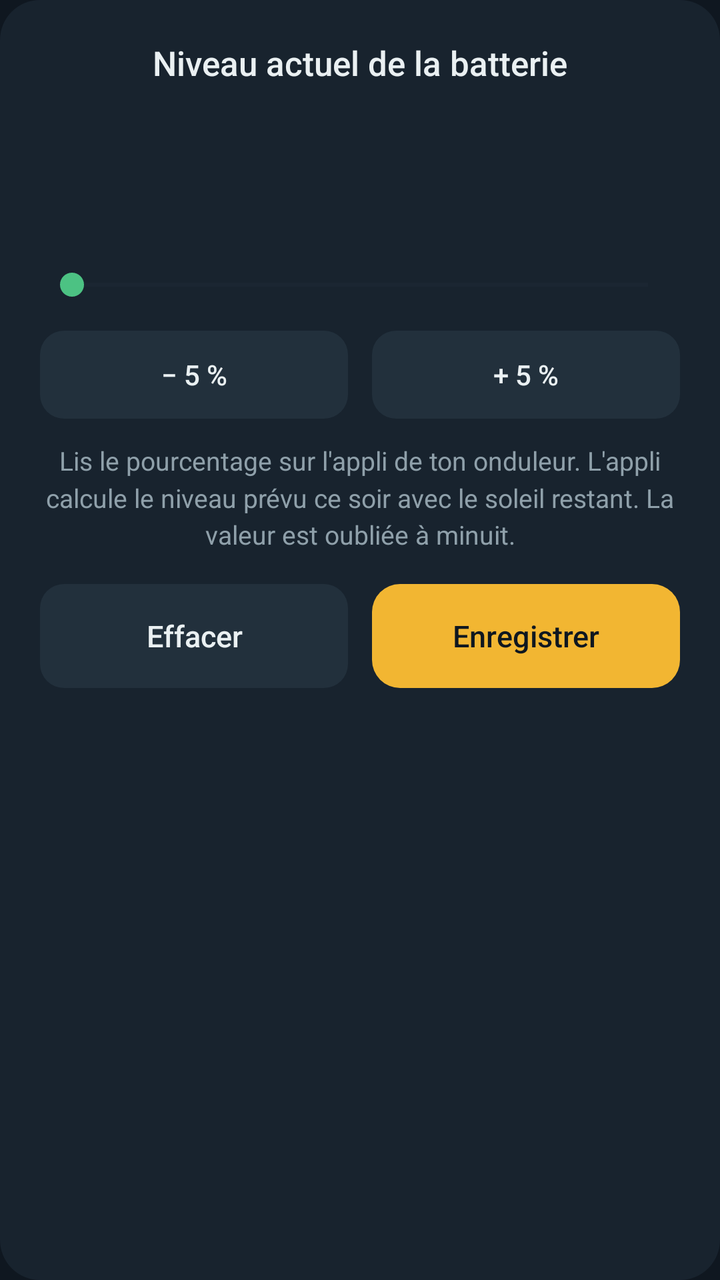
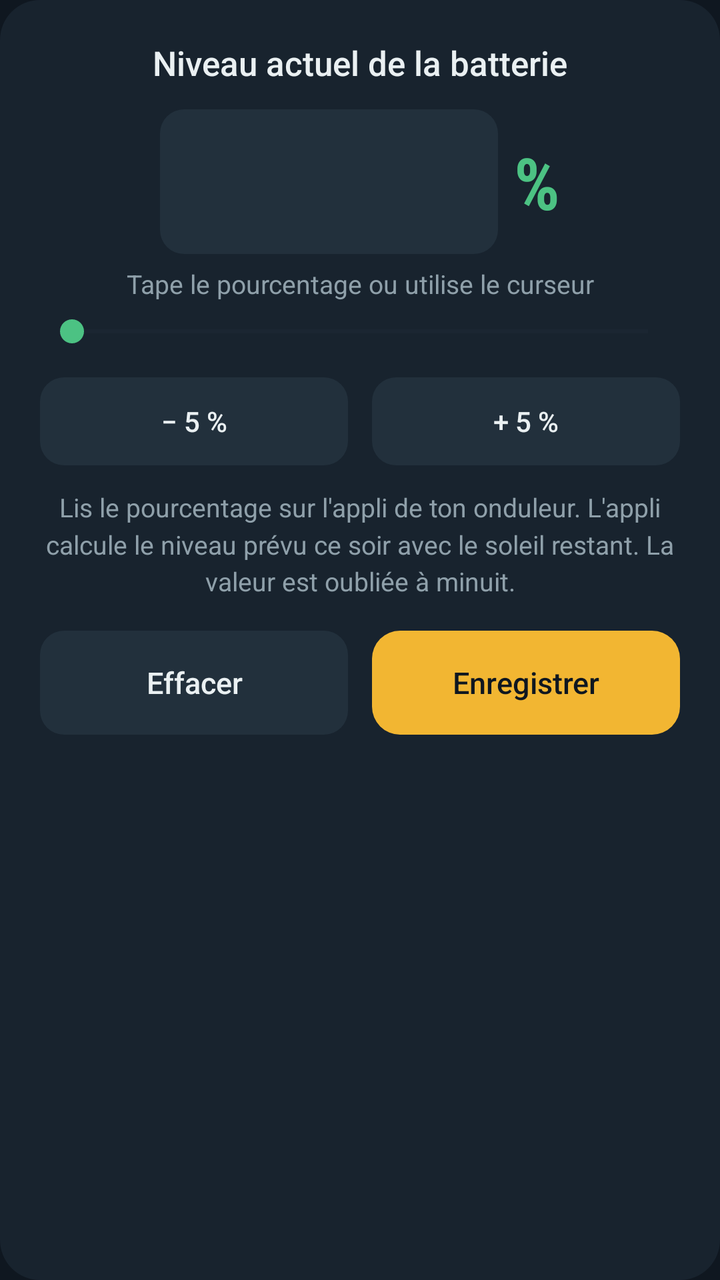

An Android layout rendered at two revisions. The XML below is the earlier revision; the diff shows what the commit changed to produce the second picture.
<!-- AndroidManifest.xml: application theme AppTheme -->
<!-- res/layout/dialog_level.xml -->
<?xml version="1.0" encoding="utf-8"?>
<LinearLayout xmlns:android="http://schemas.android.com/apk/res/android"
    android:layout_width="match_parent"
    android:layout_height="wrap_content"
    android:background="@drawable/card_bg"
    android:gravity="center_horizontal"
    android:orientation="vertical"
    android:padding="20dp">

    <TextView
        style="@style/CardTitle"
        android:text="Niveau actuel de la batterie" />

    <TextView
        android:id="@+id/lValue"
        android:layout_width="wrap_content"
        android:layout_height="wrap_content"
        android:layout_marginTop="10dp"
        android:fontFamily="sans-serif-condensed"
        android:textColor="@color/batt"
        android:textSize="56sp"
        android:textStyle="bold" />

    <SeekBar
        android:id="@+id/lSeek"
        android:layout_width="match_parent"
        android:layout_height="wrap_content"
        android:layout_marginTop="6dp"
        android:max="100"
        android:progressBackgroundTint="@color/card2"
        android:progressTint="@color/batt"
        android:thumbTint="@color/batt" />

    <LinearLayout
        android:layout_width="match_parent"
        android:layout_height="wrap_content"
        android:layout_marginTop="14dp"
        android:orientation="horizontal">

        <Button
            android:id="@+id/lMinus"
            android:layout_width="0dp"
            android:layout_height="44dp"
            android:layout_marginEnd="6dp"
            android:layout_weight="1"
            android:background="@drawable/input_bg"
            android:stateListAnimator="@null"
            android:text="− 5 %"
            android:textAllCaps="false"
            android:textColor="@color/fg" />

        <Button
            android:id="@+id/lPlus"
            android:layout_width="0dp"
            android:layout_height="44dp"
            android:layout_marginStart="6dp"
            android:layout_weight="1"
            android:background="@drawable/input_bg"
            android:stateListAnimator="@null"
            android:text="+ 5 %"
            android:textAllCaps="false"
            android:textColor="@color/fg" />
    </LinearLayout>

    <TextView
        style="@style/Body"
        android:layout_marginTop="12dp"
        android:gravity="center"
        android:text="Lis le pourcentage sur l'appli de ton onduleur. L'appli calcule le niveau prévu ce soir avec le soleil restant. La valeur est oubliée à minuit." />

    <LinearLayout
        android:layout_width="match_parent"
        android:layout_height="wrap_content"
        android:layout_marginTop="16dp"
        android:orientation="horizontal">

        <Button
            android:id="@+id/lClear"
            android:layout_width="0dp"
            android:layout_height="52dp"
            android:layout_marginEnd="6dp"
            android:layout_weight="1"
            android:background="@drawable/input_bg"
            android:stateListAnimator="@null"
            android:text="Effacer"
            android:textAllCaps="false"
            android:textColor="@color/fg"
            android:textSize="15sp" />

        <Button
            android:id="@+id/lSave"
            style="@style/PrimaryButton"
            android:layout_width="0dp"
            android:layout_marginStart="6dp"
            android:layout_weight="1"
            android:text="Enregistrer" />
    </LinearLayout>
</LinearLayout>
<!-- resources referenced by this layout -->
<resources>
  <color name="batt">#4CC283</color>
  <color name="card2">#22303C</color>
  <color name="fg">#EAF0F2</color>
  <!-- drawable card_bg (drawable) -->
  <?xml version="1.0" encoding="utf-8"?>
  <shape xmlns:android="http://schemas.android.com/apk/res/android" android:shape="rectangle">
      <solid android:color="@color/card" />
      <corners android:radius="20dp" />
  </shape>
  <!-- drawable input_bg (drawable) -->
  <?xml version="1.0" encoding="utf-8"?>
  <selector xmlns:android="http://schemas.android.com/apk/res/android">
      <item android:state_focused="true">
          <shape android:shape="rectangle">
              <solid android:color="@color/card2" />
              <stroke android:width="1.5dp" android:color="@color/sun" />
              <corners android:radius="12dp" />
          </shape>
      </item>
      <item>
          <shape android:shape="rectangle">
              <solid android:color="@color/card2" />
              <corners android:radius="12dp" />
          </shape>
      </item>
  </selector>
  <style name="Body">
          <item name="android:layout_width">match_parent</item>
          <item name="android:layout_height">wrap_content</item>
          <item name="android:textColor">@color/muted</item>
          <item name="android:textSize">13sp</item>
          <item name="android:lineSpacingMultiplier">1.2</item>
      </style>
  <style name="CardTitle">
          <item name="android:layout_width">wrap_content</item>
          <item name="android:layout_height">wrap_content</item>
          <item name="android:textColor">@color/fg</item>
          <item name="android:textSize">17sp</item>
          <item name="android:fontFamily">sans-serif-medium</item>
      </style>
  <style name="PrimaryButton">
          <item name="android:layout_width">match_parent</item>
          <item name="android:layout_height">52dp</item>
          <item name="android:background">@drawable/btn_primary</item>
          <item name="android:textColor">@color/ink</item>
          <item name="android:textSize">15sp</item>
          <item name="android:fontFamily">sans-serif-medium</item>
          <item name="android:textAllCaps">false</item>
          <item name="android:stateListAnimator">@null</item>
      </style>
  <style name="AppTheme" parent="@android:style/Theme.Material.NoActionBar">
          <item name="android:windowBackground">@color/bg</item>
          <item name="android:statusBarColor">@color/bg</item>
          <item name="android:navigationBarColor">@color/bg</item>
          <item name="android:colorPrimary">@color/card</item>
          <item name="android:colorAccent">@color/sun</item>
          <item name="android:colorControlActivated">@color/sun</item>
          <item name="android:textColorPrimary">@color/fg</item>
          <item name="android:textColorSecondary">@color/muted</item>
      </style>
  <color name="card">#18232E</color>
  <color name="sun">#F2B632</color>
  <color name="muted">#8FA0AA</color>
  <!-- drawable btn_primary (drawable) -->
  <?xml version="1.0" encoding="utf-8"?>
  <ripple xmlns:android="http://schemas.android.com/apk/res/android" android:color="#33000000">
      <item>
          <shape android:shape="rectangle">
              <solid android:color="@color/sun" />
              <corners android:radius="14dp" />
          </shape>
      </item>
  </ripple>
  <color name="ink">#0F1720</color>
  <color name="bg">#0F1720</color>
</resources>

<!-- the commit's change to res/layout/dialog_level.xml (unified diff, before → after) -->
@@ -11,15 +11,49 @@
         style="@style/CardTitle"
         android:text="Niveau actuel de la batterie" />
 
-    <TextView
-        android:id="@+id/lValue"
+    <LinearLayout
         android:layout_width="wrap_content"
         android:layout_height="wrap_content"
-        android:layout_marginTop="10dp"
-        android:fontFamily="sans-serif-condensed"
-        android:textColor="@color/batt"
-        android:textSize="56sp"
-        android:textStyle="bold" />
+        android:layout_marginTop="12dp"
+        android:gravity="center_vertical"
+        android:orientation="horizontal">
+
+        <EditText
+            android:id="@+id/lValue"
+            android:layout_width="wrap_content"
+            android:layout_height="wrap_content"
+            android:background="@drawable/input_bg"
+            android:fontFamily="sans-serif-condensed"
+            android:gravity="center"
+            android:imeOptions="actionDone"
+            android:inputType="number"
+            android:maxLength="3"
+            android:minEms="3"
+            android:paddingStart="12dp"
+            android:paddingTop="4dp"
+            android:paddingEnd="12dp"
+            android:paddingBottom="4dp"
+            android:selectAllOnFocus="true"
+            android:textColor="@color/batt"
+            android:textSize="48sp"
+            android:textStyle="bold" />
+
+        <TextView
+            android:layout_width="wrap_content"
+            android:layout_height="wrap_content"
+            android:layout_marginStart="8dp"
+            android:fontFamily="sans-serif-condensed"
+            android:text="%"
+            android:textColor="@color/batt"
+            android:textSize="36sp"
+            android:textStyle="bold" />
+    </LinearLayout>
+
+    <TextView
+        style="@style/Body"
+        android:layout_marginTop="6dp"
+        android:gravity="center"
+        android:text="Tape le pourcentage ou utilise le curseur" />
 
     <SeekBar
         android:id="@+id/lSeek"
